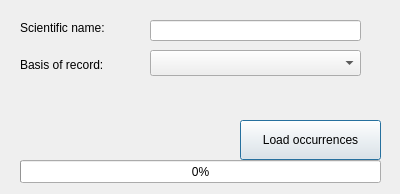
This is GBIFOccurrences/qgis_occurrences_dialog_base.ui in BelgianBiodiversityPlatform/qgis-gbif-api as Qt 5 draws it before an edit. The edited form follows.
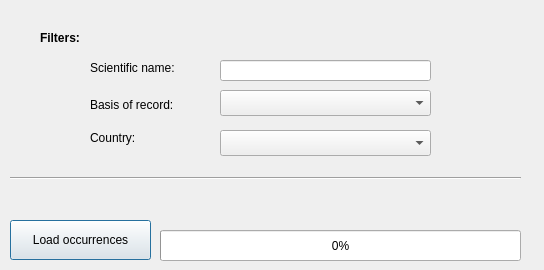
This is the edited form.

Commit message: Added 'country' filter.

Patch:
```diff
--- a/GBIFOccurrences/qgis_occurrences_dialog_base.ui
+++ b/GBIFOccurrences/qgis_occurrences_dialog_base.ui
@@ -6,8 +6,8 @@
    <rect>
     <x>0</x>
     <y>0</y>
-    <width>400</width>
-    <height>194</height>
+    <width>544</width>
+    <height>270</height>
    </rect>
   </property>
   <property name="windowTitle">
@@ -16,8 +16,8 @@
   <widget class="QLineEdit" name="scientific_name">
    <property name="geometry">
     <rect>
-     <x>150</x>
-     <y>20</y>
+     <x>220</x>
+     <y>60</y>
      <width>211</width>
      <height>21</height>
     </rect>
@@ -26,8 +26,8 @@
   <widget class="QLabel" name="label">
    <property name="geometry">
     <rect>
-     <x>20</x>
-     <y>20</y>
+     <x>90</x>
+     <y>60</y>
      <width>111</width>
      <height>16</height>
     </rect>
@@ -39,10 +39,10 @@
   <widget class="QProgressBar" name="progressBar">
    <property name="geometry">
     <rect>
-     <x>20</x>
-     <y>160</y>
+     <x>160</x>
+     <y>230</y>
      <width>361</width>
-     <height>23</height>
+     <height>31</height>
     </rect>
    </property>
    <property name="value">
@@ -52,8 +52,8 @@
   <widget class="QPushButton" name="loadButton">
    <property name="geometry">
     <rect>
-     <x>240</x>
-     <y>120</y>
+     <x>10</x>
+     <y>220</y>
      <width>141</width>
      <height>40</height>
     </rect>
@@ -72,9 +72,9 @@
    <property name="geometry">
     <rect>
      <x>20</x>
-     <y>140</y>
-     <width>361</width>
-     <height>16</height>
+     <y>200</y>
+     <width>501</width>
+     <height>20</height>
     </rect>
    </property>
    <property name="text">
@@ -84,8 +84,8 @@
   <widget class="QComboBox" name="basisComboBox">
    <property name="geometry">
     <rect>
-     <x>150</x>
-     <y>50</y>
+     <x>220</x>
+     <y>90</y>
      <width>211</width>
      <height>26</height>
     </rect>
@@ -94,8 +94,8 @@
   <widget class="QLabel" name="label_2">
    <property name="geometry">
     <rect>
-     <x>20</x>
-     <y>50</y>
+     <x>90</x>
+     <y>90</y>
      <width>111</width>
      <height>30</height>
     </rect>
@@ -104,6 +104,73 @@
     <string>Basis of record:</string>
    </property>
   </widget>
+  <widget class="QLabel" name="label_3">
+   <property name="geometry">
+    <rect>
+     <x>90</x>
+     <y>130</y>
+     <width>62</width>
+     <height>16</height>
+    </rect>
+   </property>
+   <property name="text">
+    <string>Country:</string>
+   </property>
+  </widget>
+  <widget class="QComboBox" name="countryComboBox">
+   <property name="geometry">
+    <rect>
+     <x>220</x>
+     <y>130</y>
+     <width>211</width>
+     <height>26</height>
+    </rect>
+   </property>
+  </widget>
+  <widget class="Line" name="line">
+   <property name="geometry">
+    <rect>
+     <x>10</x>
+     <y>170</y>
+     <width>511</width>
+     <height>16</height>
+    </rect>
+   </property>
+   <property name="orientation">
+    <enum>Qt::Horizontal</enum>
+   </property>
+  </widget>
+  <widget class="QLabel" name="label_4">
+   <property name="geometry">
+    <rect>
+     <x>40</x>
+     <y>30</y>
+     <width>62</width>
+     <height>16</height>
+    </rect>
+   </property>
+   <property name="font">
+    <font>
+     <family>Lucida Grande</family>
+     <weight>75</weight>
+     <bold>true</bold>
+    </font>
+   </property>
+   <property name="text">
+    <string>Filters:</string>
+   </property>
+  </widget>
+  <zorder>progressBar</zorder>
+  <zorder>loadButton</zorder>
+  <zorder>loadingLabel</zorder>
+  <zorder>label</zorder>
+  <zorder>scientific_name</zorder>
+  <zorder>label_2</zorder>
+  <zorder>basisComboBox</zorder>
+  <zorder>label_3</zorder>
+  <zorder>countryComboBox</zorder>
+  <zorder>line</zorder>
+  <zorder>label_4</zorder>
  </widget>
  <resources/>
  <connections/>
```
The commit also changes 5 other files.
